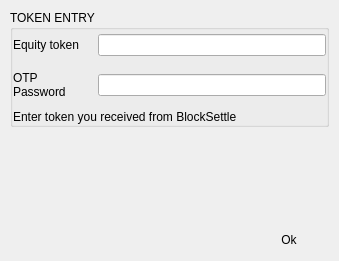
Before: the Qt Designer form BlockSettleUILib/CCTokenEntryDialog.ui in BlockSettle/terminal, drawn with Qt 5.
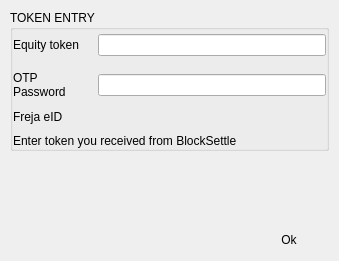
After: the same form once the commit is applied.

Commit message: Freja support for OTP signing

What changed in the file:
```diff
--- a/BlockSettleUILib/CCTokenEntryDialog.ui
+++ b/BlockSettleUILib/CCTokenEntryDialog.ui
@@ -197,6 +197,13 @@
            </layout>
           </widget>
          </item>
+         <item>
+          <widget class="QLabel" name="labelFreja">
+           <property name="text">
+            <string>Freja eID</string>
+           </property>
+          </widget>
+         </item>
          <item>
           <widget class="QLabel" name="labelTokenHint">
            <property name="text">
```
The commit also changes 11 other files.
